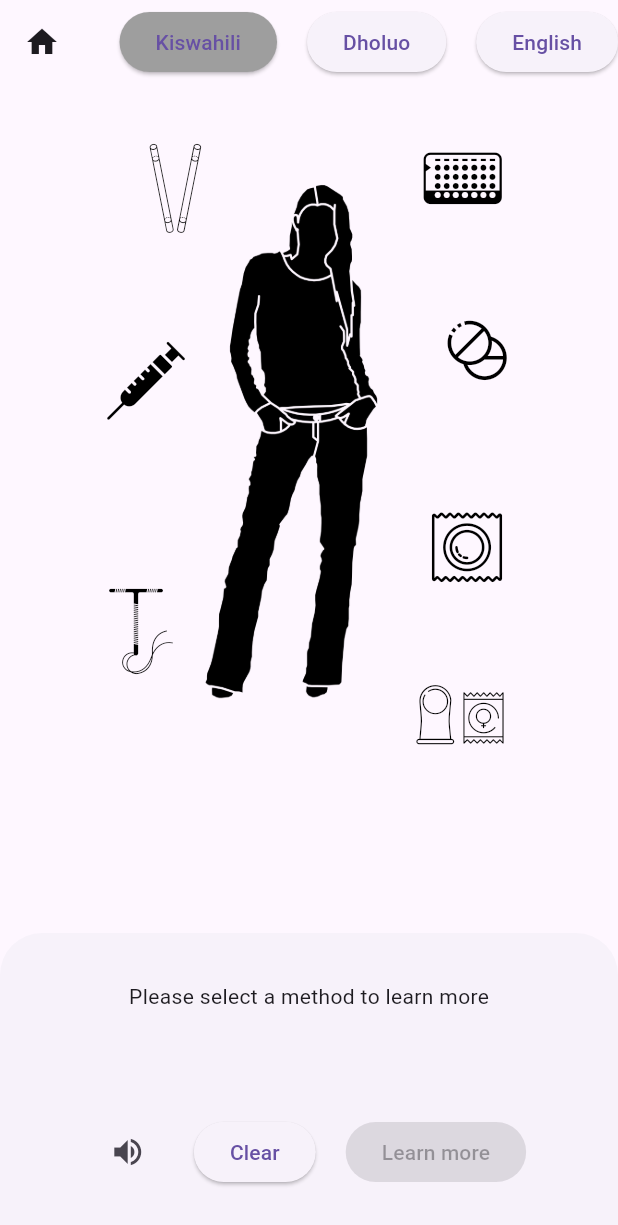
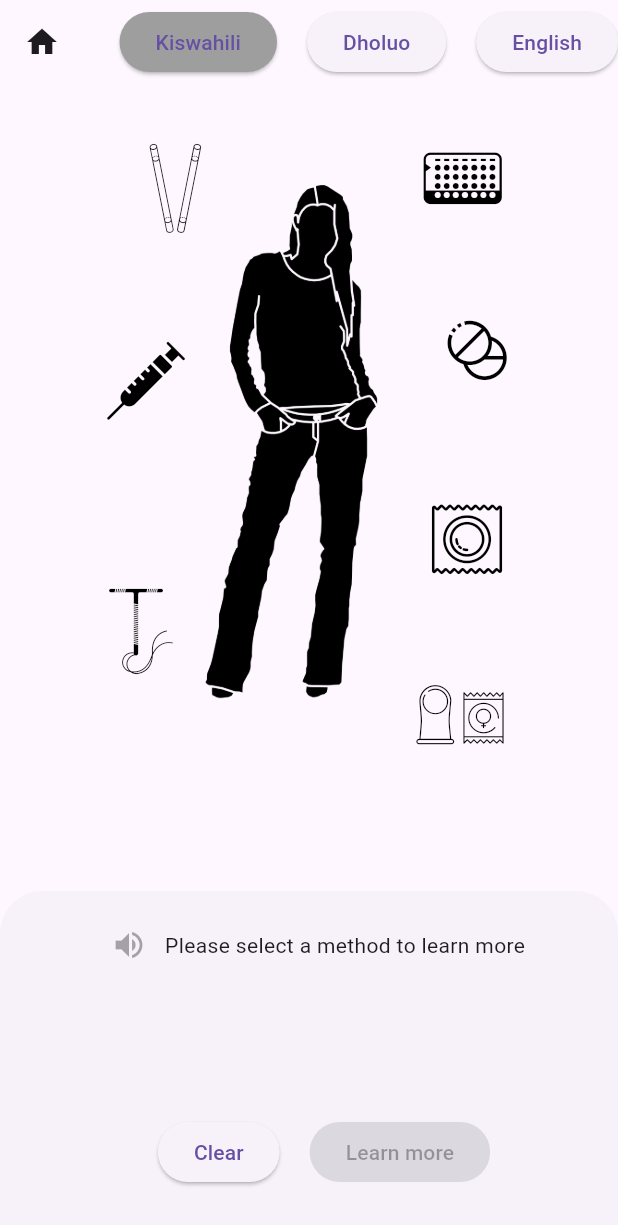
Before and after one commit to ariel-fu/Mara, a Flutter app: the OptionsPage screen opened by its route, on a phone screen of 412 x 824 dp. Shown: the top 1225 px of the screen. Run offline on Flutter 3.47's test engine with Material 3 defaults, Android fonts, the phone set to English and light mode, and no system bars; our stand-ins replace flip_card, flutter_svg, just_audio, video_player; missing offline and left inert: excel.

Commit message:
options page images refactored

```diff
--- a/mara_app/lib/model/contraceptive_method.dart
+++ b/mara_app/lib/model/contraceptive_method.dart
@@ -1,21 +1,31 @@
+import 'package:flutter/material.dart';
 enum Category {
   all
 }
 class ContraceptiveMethod {
   const ContraceptiveMethod({
     required this.ref,
+    required this.icon,
     required this.name,
     required this.description,
     this.brands = '',
+    required this.top,
+    required this.left,
+    required this.size,
+    required this.arrowTop,
+    required this.arrowLeft,
+    required this.arrowSize,
   });
 
     // final bool isFavorited;
     final String ref;  // string reference for icons
+    final IconData icon;
     final String name;
     final String description;
     final String brands;
+    final double top, left, size, arrowTop, arrowLeft, arrowSize;
 
-    String get arrowName => 'arrow_$ref.svg';
+    String get arrowName => 'assets/options-icons/arrow_$ref.svg';
 
     @override
     String toString() => "$name (id=$ref)";
--- a/mara_app/lib/model/method_repository.dart
+++ b/mara_app/lib/model/method_repository.dart
@@ -1,4 +1,6 @@
 import 'contraceptive_method.dart';
+
+import '../icons/mara_icons_icons.dart' show MaraIcons;
 
 class MethodRepository {
   static Map<int, ContraceptiveMethod> loadMethods() {
@@ -6,41 +8,90 @@ class MethodRepository {
     const allMethods = <int, ContraceptiveMethod>{
       0: ContraceptiveMethod(
         ref: 'iud',
+        icon: MaraIcons.iud,
         name: 'IUCD',
         description: '"coil"',
+        top: 0.61,
+        left: 0.03,
+        size: 0.2,
+        arrowTop: 0.4,
+        arrowLeft: 0.02,
+        arrowSize: 0.35,
       ),
       1: ContraceptiveMethod(
         ref: 'birth_control_pills',
+        icon: MaraIcons.birth_control_pills,
         name: 'Pills',
         description: '"daily pills"',
+        top: 0.05,
+        left: 0.7,
+        size: 0.16,
+        arrowTop: 0.05,
+        arrowLeft: 0.52,
+        arrowSize: 0.15,
       ),
       2: ContraceptiveMethod(
         ref: 'condom',
+        icon: MaraIcons.condom,
         name: 'Male Condom',
-        description: 'condom description'
+        description: 'condom description',
+        top: 0.5,
+        left: 0.7,
+        size: 0.18,
+        arrowTop: 0.5,
+        arrowLeft: 0.68,
+        arrowSize: 0.15,
       ),
       3: ContraceptiveMethod(
-        ref: 'implant',
+        ref: 'contraceptive_implant',
+        icon: MaraIcons.contraceptive_implant,
         name: 'the Implant',
         description: 'Nexplanon, Jadelle',
         brands: 'Nexplanon, Jadelle',
+        top: 0.05,
+        left: 0.1,
+        size: 0.2,
+        arrowTop: 0.05,
+        arrowLeft: 0.1,
+        arrowSize: 0.2,
       ),
       4: ContraceptiveMethod(
         ref: 'syringe',
+        icon: MaraIcons.syringe,
         name: 'Injection',
         description: 'Injection description',
         brands: 'Depo',
+        top: 0.3,
+        left: 0.05,
+        size: 0.18,
+        arrowTop: 0.28,
+        arrowLeft: 0.04,
+        arrowSize: 0.16,
       ),
       5: ContraceptiveMethod(
         ref: 'female_condom',
+        icon: MaraIcons.female_condom,
         name: 'Female condom',
         description: 'Female condom description',
+        top: 0.7,
+        left: 0.65,
+        size: 0.25,
+        arrowTop: 0.42,
+        arrowLeft: 0.55,
+        arrowSize: 0.44,
       ),
       6: ContraceptiveMethod(
         ref: 'double_pills',
+        icon: MaraIcons.double_pills,
         name: 'Emergency pills',
         description: 'Emergency pills description',
         brands: 'P2, E-pill',
+        top: 0.28,
+        left: 0.75,
+        size: 0.12,
+        arrowTop: 0.2,
+        arrowLeft: 0.52,
+        arrowSize: 0.2,
       ),
     };
     return allMethods;  // edit return to filter
--- a/mara_app/lib/options_button.dart
+++ /dev/null
@@ -1,55 +0,0 @@
-import 'package:flutter/material.dart';
-import 'option_pages/pills.dart';
-
-/*
-* Generates an icon button for the options page.
-* size - desired size of the button
-*/
-
-// TODO - rename and convert to a custom placeable widget, perhaps based on align
-// Move 'x' to the top right
-class OptionsIconButton extends StatelessWidget {
-  const OptionsIconButton({
-    super.key,
-    required this.icon,
-    required this.size,
-    required this.methodTitle,
-    required this.description,
-    this.destination = const PillInfo(),
-  });
-
-  final double size;
-  final IconData icon;
-  final String methodTitle;
-  final String description;
-  final Widget destination;
-
-  @override
-  Widget build(BuildContext context) {
-    return IconButton(
-      onPressed: () => showDialog<String>(
-        context: context,
-        builder: (BuildContext context) => AlertDialog(
-          title: Text(methodTitle),
-          content: Text(description),
-          actions: <Widget>[
-            TextButton(
-              // onPressed: () => Navigator.pop(context, 'Next'),
-              // TODO - pop the dialog here, or pop it from each subpage
-              onPressed: () => Navigator.push(
-                context,
-                MaterialPageRoute(builder: (context) => destination),
-              ),
-              child: const Text('Learn More'),
-            ),
-            IconButton(
-              onPressed: () => Navigator.pop(context, 'Close'),
-              icon: Icon(Icons.close),
-            ),
-          ],
-        ),
-      ),
-      icon: Icon(icon, size: size),
-    );
-  }
-}
--- a/mara_app/lib/options_image.dart
+++ b/mara_app/lib/options_image.dart
@@ -1,121 +1,58 @@
 import 'package:flutter/material.dart';
 import 'package:flutter_svg/flutter_svg.dart';
 
-import 'icons/mara_icons_icons.dart' show MaraIcons;
+import 'model/method_repository.dart';
 
 class OptionsImage extends StatelessWidget {
   // works with an aspect ratio of 16/10
   final double containerWidth, containerHeight;
   final int? methodIndex;
-  Function updateIndex;
-  OptionsImage(this.containerWidth, this.containerHeight, this.methodIndex, this.updateIndex);
+  final Function updateIndex;
+  OptionsImage(this.containerWidth, this.containerHeight, this.methodIndex, this.updateIndex, {super.key});
 
+  @override
   Widget build(BuildContext context) {
+    final methods = MethodRepository.loadMethods();
+    List<Widget> result = [];
+    result.add(
+      Positioned(
+        top: 0.1 * containerHeight,
+        left: -0.1 * containerWidth,
+        child: Image.asset('assets/woman.png', height: 0.7 * containerHeight),
+      ),
+    );
+    for (var methodId in methods.keys) {
+      var curMethod = methods[methodId];
+      result.add(
+        Positioned(
+          top: containerHeight * curMethod!.arrowTop,
+          left: containerWidth * curMethod.arrowLeft,
+          child: Visibility(
+            visible: methodIndex == methodId,
+            child: SvgPicture.asset(curMethod.arrowName, height: containerHeight * curMethod.arrowSize),
+          ),
+        ),
+      );
+    }
+    // adds icons on top of arrows so they don't interfere with clicking
+    for (var methodId in methods.keys) {
+      var curMethod = methods[methodId];
+      result.add(
+        Positioned(
+          top: containerHeight * curMethod!.top,
+          left: containerWidth * curMethod.left,
+          child: _buildIconButton(curMethod.icon, methodId, containerWidth * curMethod.size),
+        ),
+      );
+    }
+
     return Align(
       alignment: Alignment.topCenter,
       child: Container(
         width: containerWidth,
         height: containerHeight,
         child: Stack(
-          children: <Widget>[
-            Positioned(
-              top: 0.1 * containerHeight,
-              left: -0.1 * containerWidth,
-              child: Image.asset('assets/woman.png', height: 0.7 * containerHeight),
-            ),
-            Positioned(
-              top: containerHeight * 0.05,
-              left: containerWidth * 0.52,
-              child: Visibility(
-                visible: methodIndex == 1,
-                child: SvgPicture.asset('assets/options-icons/arrow_birth_control_pills.svg', height: containerHeight * 0.15)
-              ),
-            ),
-            Positioned(
-              top: containerHeight * 0.42,
-              left: containerWidth * 0.55,
-              child: Visibility(
-                visible: methodIndex == 5,
-                child: SvgPicture.asset('assets/options-icons/arrow_female_condom.svg', height: containerHeight * 0.44),
-              ),
-            ),
-            // Icons on top of the background image
-            Positioned(
-              top: containerHeight * 0.05, // 5% from the top
-              left: containerWidth * 0.7, // 5% from the left
-              child: _buildIconButton(MaraIcons.birth_control_pills, 1, containerWidth * 0.16),
-            ),
-            Positioned(
-              top: containerHeight * 0.05,
-              left: containerWidth * 0.1,
-              child: Visibility(
-                visible: methodIndex == 3,
-                child: SvgPicture.asset('assets/options-icons/arrow_contraceptive_implant.svg', height: containerHeight * 0.2),
-              ),
-            ),
-            Positioned(
-              top: containerHeight * 0.05,
-              left: containerWidth * 0.1,
-              child: _buildIconButton(MaraIcons.contraceptive_implant, 3, containerWidth * 0.2),
-            ),
-            Positioned(
-              top: containerHeight * 0.2,
-              left: containerWidth * 0.52,
-              child: Visibility(
-                visible: methodIndex == 6,
-                child: SvgPicture.asset('assets/options-icons/arrow_double_pills.svg', height: containerHeight * 0.2)
-              ),
-            ),
-            Positioned(
-              top: containerHeight * 0.28,
-              left: containerWidth * 0.75,
-              child: _buildIconButton(MaraIcons.double_pills, 6, containerWidth * 0.12),
-            ),
-            Positioned(
-              top: containerHeight * 0.5,
-              left: containerWidth * 0.68,
-              child: Visibility(
-                visible: methodIndex == 2,
-                child: SvgPicture.asset('assets/options-icons/arrow_condom.svg', height: containerHeight * 0.15),
-              ),
-            ),
-            Positioned(
-              top: containerHeight * 0.51,
-              left: containerWidth * 0.7,
-              child: _buildIconButton(MaraIcons.condom, 2, containerWidth * 0.18),
-            ),
-            Positioned(
-              top: containerHeight * 0.7,
-              left: containerWidth * 0.65,
-              child: _buildIconButton(MaraIcons.female_condom, 5, containerWidth * 0.25),
-            ),
-            Positioned(
-              top: containerHeight * 0.28,
-              left: containerWidth * 0.04,
-              child: Visibility(
-                visible: methodIndex == 4,
-                child: SvgPicture.asset('assets/options-icons/arrow_syringe.svg', height: containerHeight * 0.16),
-              ),
-            ),
-            Positioned(
-              top: containerHeight * 0.3,
-              left: containerWidth * 0.05,
-              child: _buildIconButton(MaraIcons.syringe, 4, containerWidth * 0.18),
-            ),
-            Positioned(
-              top: containerHeight * 0.4,
-              left: containerWidth * 0.02,
-              child: Visibility(
-                visible: methodIndex == 0,
-                child: SvgPicture.asset('assets/options-icons/arrow_iud.svg', height: containerHeight * 0.35),
-              ),
-            ),
-            Positioned(
-              top: containerHeight * 0.61,
-              left: containerWidth * 0.03,
-              child: _buildIconButton(MaraIcons.iud, 0, containerWidth * 0.2),
-            ),
-          ],
+          children: result,
         ),
       ),
     );
--- a/mara_app/lib/options_page.dart
+++ b/mara_app/lib/options_page.dart
@@ -1,6 +1,5 @@
 import 'package:flutter/material.dart';
 import 'option_pages/pills.dart';
-import 'model/method_repository.dart';
 import 'options_image.dart';
 
 class OptionsPage extends StatefulWidget {
@@ -16,7 +15,6 @@ class _OptionsPageState extends State<OptionsPage> {
   bool overrideIndex = false;
   int _languageIndex = 0; // Default value
   final languages = ["Kiswahili", "Dholuo", "English"];
-  final methods = MethodRepository.loadMethods();
   final content = [
     'IUD',
     'Pills',
@@ -116,16 +114,20 @@ class _OptionsPageState extends State<OptionsPage> {
         child: Column(
           mainAxisAlignment: MainAxisAlignment.center,
           mainAxisSize: MainAxisSize.min,
-          children: [
-            methodIndex == null ? SizedBox(height: 20.0) :
-                Text(content[methodIndex!],
+          children: <Widget>[
+            Row(
+              mainAxisAlignment: MainAxisAlignment.center,
+              children: <Widget>[
+                IconButton(icon: Icon(Icons.volume_up), onPressed: null),
+                methodIndex == null ? Text("Please select a method to learn more") : Text(content[methodIndex!],
                 style: TextStyle(fontSize: 20.0, fontWeight: FontWeight.bold)),
-            methodIndex == null ? Text("Please select a method to learn more") : Text("description"),
+              ]
+            ),
+            methodIndex == null ? SizedBox(height: 20.0) : Text("description"),
             SizedBox(height: 70.0),
             Row(
               mainAxisAlignment: MainAxisAlignment.center,
               children: [
-                IconButton(icon: Icon(Icons.volume_up), onPressed: () => {}),
                 SizedBox(width: 20),
                 ElevatedButton(
                   onPressed: () => {
```
